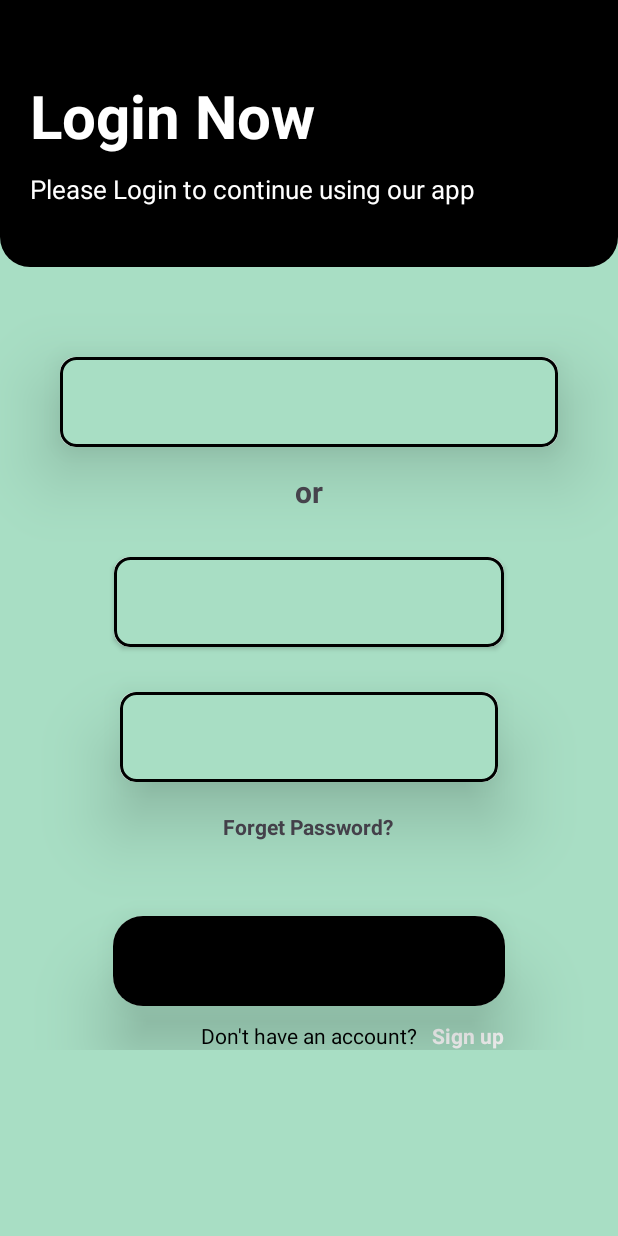
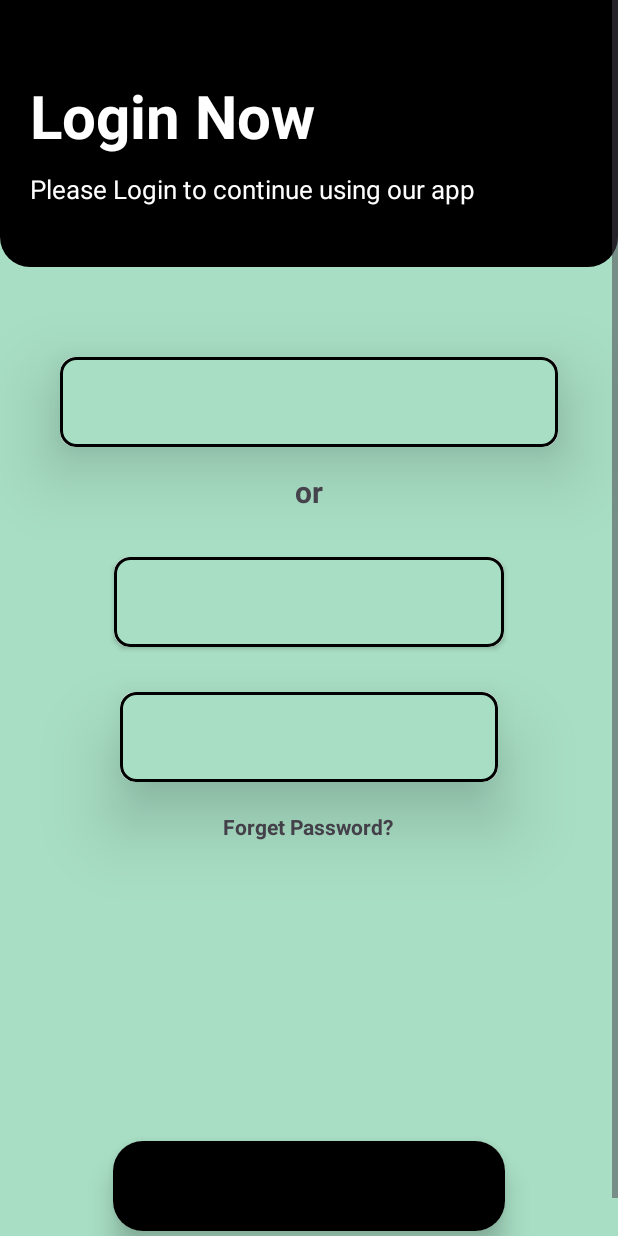
Before and after one commit to kush-raj-nit061/Social-Lite, an Android app: the LoginPage screen opened directly, with no data from a screen before it, on a phone screen of 412 x 824 dp. Run offline under Robolectric (Android 15) with nearby library versions, the phone set to English and light mode, and no system bars; Roboto replaces fonts that are not available here.

Commit message:
login page complete

```diff
--- a/app/src/main/res/layout/activity_login_page.xml
+++ b/app/src/main/res/layout/activity_login_page.xml
@@ -11,12 +11,12 @@
 
     <LinearLayout
         android:layout_width="match_parent"
-        android:layout_height="match_parent"
+        android:layout_height="wrap_content"
         android:orientation="vertical">
 
         <LinearLayout
             android:layout_width="match_parent"
-            android:layout_height="wrap_content"
+            android:layout_height="match_parent"
             android:background="@drawable/login_background"
             android:orientation="vertical"
             android:paddingBottom="40dp">
@@ -56,7 +56,7 @@
             android:layout_width="match_parent"
             android:layout_height="wrap_content"
             android:elevation="8dp"
-            android:background="@color/theme"
+
             android:layout_marginTop="60dp"
             android:textAlignment="center"
             android:textDirection="ltr"
@@ -73,7 +73,6 @@
         <TextView
             android:layout_width="wrap_content"
             android:layout_height="wrap_content"
-            android:background="@color/theme"
             android:text="or"
             android:textStyle="bold"
             android:textSize="20dp"
@@ -88,7 +87,7 @@
             android:layout_width="match_parent"
             android:layout_height="wrap_content"
             android:elevation="30dp"
-            android:background="@color/theme"
+
             android:layout_marginTop="30dp"
             android:textAlignment="center"
             android:textDirection="ltr"
@@ -109,7 +108,6 @@
             android:layout_width="match_parent"
             android:layout_height="wrap_content"
             android:elevation="25dp"
-            android:background="@color/theme"
             android:layout_marginTop="30dp"
             android:textAlignment="center"
             android:textDirection="ltr"
@@ -148,13 +146,13 @@
             android:textStyle="bold"/>
         <androidx.cardview.widget.CardView
             android:layout_marginHorizontal="75dp"
-            app:cardElevation="30dp"
+            app:cardElevation="10dp"
             app:cardCornerRadius="20dp"
             android:layout_width="match_parent"
             android:layout_height="wrap_content"
             android:elevation="25dp"
             android:background="@color/theme"
-            android:layout_marginTop="50dp"
+            android:layout_marginTop="200dp"
             android:textAlignment="center"
             android:textDirection="ltr"
             >
```
